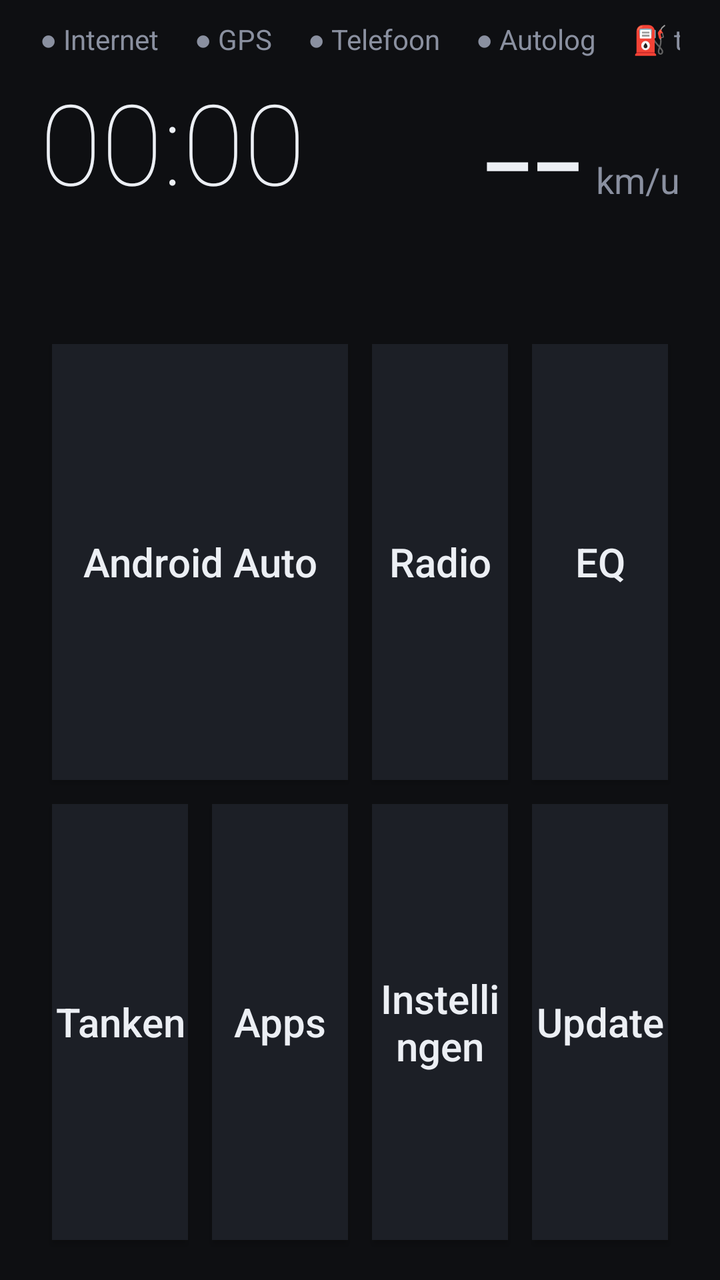
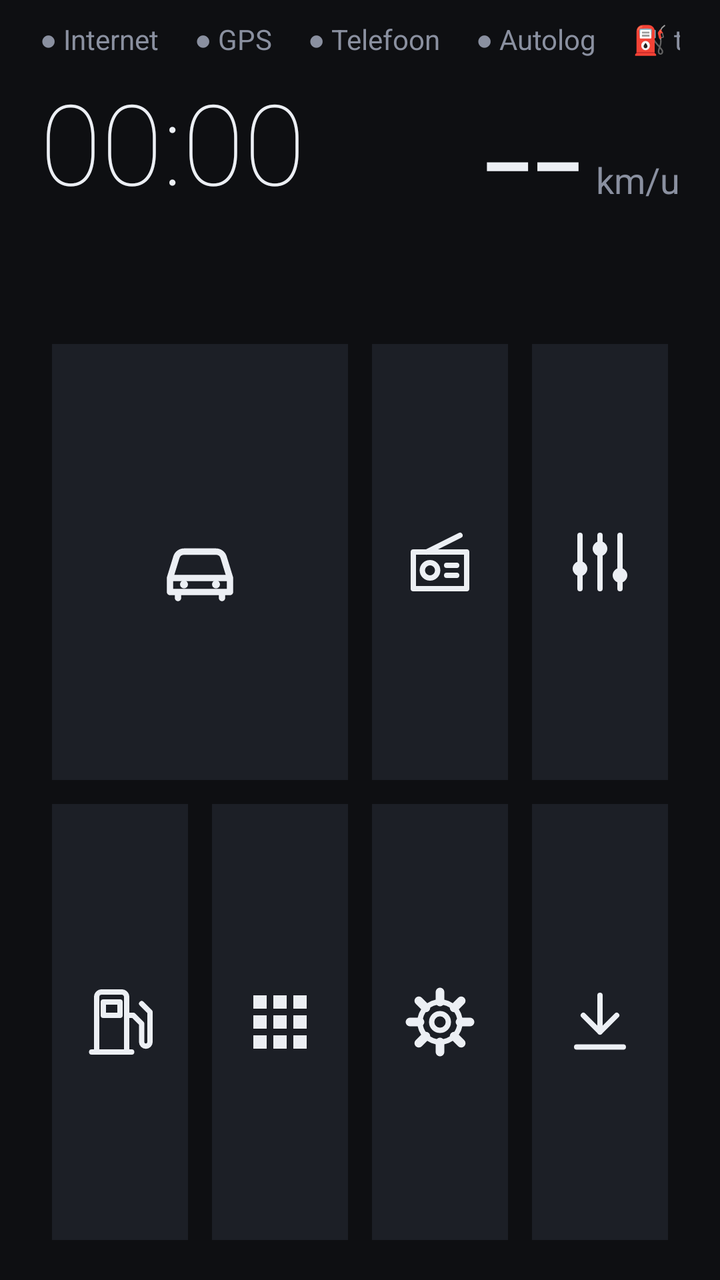

Before-and-after screenshots of an Android layout around one commit, followed by the original layout XML and the change that was made.
<!-- AndroidManifest.xml: application theme Theme.OptimusLauncher -->
<!-- res/layout/activity_main.xml -->
<?xml version="1.0" encoding="utf-8"?>
<LinearLayout xmlns:android="http://schemas.android.com/apk/res/android"
    android:layout_width="match_parent"
    android:layout_height="match_parent"
    android:orientation="vertical"
    android:background="@color/bg"
    android:paddingStart="20dp"
    android:paddingEnd="20dp"
    android:paddingTop="10dp"
    android:paddingBottom="14dp">

    
    <LinearLayout
        android:layout_width="match_parent"
        android:layout_height="wrap_content"
        android:orientation="horizontal"
        android:gravity="center_vertical">

        <TextView android:id="@+id/st_net" style="@style/Status" android:text="● Internet" />
        <TextView android:id="@+id/st_gps" style="@style/Status" android:text="● GPS" />
        <TextView android:id="@+id/st_phone" style="@style/Status" android:text="● Telefoon" />
        <TextView android:id="@+id/st_log" style="@style/Status" android:text="● Autolog" />

        <View android:layout_width="0dp" android:layout_height="1dp" android:layout_weight="1" />

        <TextView android:id="@+id/st_tank" style="@style/Status" android:text="⛽ tank ?" />
    </LinearLayout>

    
    <LinearLayout
        android:layout_width="match_parent"
        android:layout_height="wrap_content"
        android:orientation="horizontal"
        android:gravity="bottom">

        <LinearLayout
            android:layout_width="0dp"
            android:layout_height="wrap_content"
            android:layout_weight="1"
            android:orientation="vertical">

            <TextView
                android:id="@+id/clock"
                android:layout_width="wrap_content"
                android:layout_height="wrap_content"
                android:text="00:00"
                android:textColor="@color/fg"
                android:textSize="56sp"
                android:fontFamily="sans-serif-thin" />

            <TextView
                android:id="@+id/date"
                android:layout_width="wrap_content"
                android:layout_height="wrap_content"
                android:textColor="@color/fg_dim"
                android:textSize="18sp" />
        </LinearLayout>

        <LinearLayout
            android:layout_width="wrap_content"
            android:layout_height="wrap_content"
            android:orientation="horizontal"
            android:gravity="bottom">

            <TextView
                android:id="@+id/speed"
                android:layout_width="wrap_content"
                android:layout_height="wrap_content"
                android:text="--"
                android:textColor="@color/fg"
                android:textSize="88sp"
                android:fontFamily="sans-serif-light"
                android:includeFontPadding="false" />

            <TextView
                android:layout_width="wrap_content"
                android:layout_height="wrap_content"
                android:layout_marginStart="6dp"
                android:layout_marginBottom="14dp"
                android:text="km/u"
                android:textColor="@color/fg_dim"
                android:textSize="18sp" />
        </LinearLayout>
    </LinearLayout>

    
    <TextView
        android:id="@+id/trip"
        android:layout_width="match_parent"
        android:layout_height="wrap_content"
        android:layout_marginTop="4dp"
        android:layout_marginBottom="8dp"
        android:textColor="@color/fg_dim"
        android:textSize="16sp"
        android:singleLine="true"
        android:ellipsize="end" />

    
    <Button
        android:id="@+id/btn_offline"
        style="@style/Tile"
        android:layout_width="match_parent"
        android:layout_height="64dp"
        android:visibility="gone"
        android:text="Offline navigeren (Organic Maps)" />

    
    <GridLayout
        android:layout_width="match_parent"
        android:layout_height="0dp"
        android:layout_weight="1"
        android:columnCount="4"
        android:rowCount="2"
        android:alignmentMode="alignBounds"
        android:useDefaultMargins="false">

        <Button android:id="@+id/btn_aa" style="@style/Tile" android:layout_columnSpan="2" android:text="@string/aa" />
        <Button android:id="@+id/btn_radio" style="@style/Tile" android:text="@string/radio" />
        <Button android:id="@+id/btn_eq" style="@style/Tile" android:text="@string/eq" />
        <Button android:id="@+id/btn_fuel" style="@style/Tile" android:text="@string/fuel" />
        <Button android:id="@+id/btn_apps" style="@style/Tile" android:text="@string/apps" />
        <Button android:id="@+id/btn_settings" style="@style/Tile" android:text="@string/settings" />
        <Button android:id="@+id/btn_update" style="@style/Tile" android:text="@string/update" />

    </GridLayout>

</LinearLayout>
<!-- resources referenced by this layout -->
<resources>
  <style name="Tile">
          <item name="android:layout_width">0dp</item>
          <item name="android:layout_height">0dp</item>
          <item name="android:layout_columnWeight">1</item>
          <item name="android:layout_rowWeight">1</item>
          <item name="android:layout_margin">6dp</item>
          <item name="android:background">@color/tile</item>
          <item name="android:textColor">@color/fg</item>
          <item name="android:textSize">20sp</item>
          <item name="android:textAllCaps">false</item>
      </style>
  <!-- unchanged entries left out for length: 13 -->
</resources>

<!-- the commit's change to res/layout/activity_main.xml (unified diff, before → after) -->
@@ -96,13 +96,14 @@
         android:ellipsize="end" />
 
     
-    <Button
+    <ImageButton
         android:id="@+id/btn_offline"
         style="@style/Tile"
         android:layout_width="match_parent"
         android:layout_height="64dp"
         android:visibility="gone"
-        android:text="Offline navigeren (Organic Maps)" />
+        android:src="@drawable/ic_nav"
+        android:contentDescription="Offline navigeren" />
 
     
     <GridLayout
@@ -114,13 +115,13 @@
         android:alignmentMode="alignBounds"
         android:useDefaultMargins="false">
 
-        <Button android:id="@+id/btn_aa" style="@style/Tile" android:layout_columnSpan="2" android:text="@string/aa" />
-        <Button android:id="@+id/btn_radio" style="@style/Tile" android:text="@string/radio" />
-        <Button android:id="@+id/btn_eq" style="@style/Tile" android:text="@string/eq" />
-        <Button android:id="@+id/btn_fuel" style="@style/Tile" android:text="@string/fuel" />
-        <Button android:id="@+id/btn_apps" style="@style/Tile" android:text="@string/apps" />
-        <Button android:id="@+id/btn_settings" style="@style/Tile" android:text="@string/settings" />
-        <Button android:id="@+id/btn_update" style="@style/Tile" android:text="@string/update" />
+        <ImageButton android:id="@+id/btn_aa" style="@style/Tile" android:layout_columnSpan="2" android:src="@drawable/ic_aa" android:contentDescription="@string/aa" />
+        <ImageButton android:id="@+id/btn_radio" style="@style/Tile" android:src="@drawable/ic_radio" android:contentDescription="@string/radio" />
+        <ImageButton android:id="@+id/btn_eq" style="@style/Tile" android:src="@drawable/ic_eq" android:contentDescription="@string/eq" />
+        <ImageButton android:id="@+id/btn_fuel" style="@style/Tile" android:src="@drawable/ic_fuel" android:contentDescription="@string/fuel" />
+        <ImageButton android:id="@+id/btn_apps" style="@style/Tile" android:src="@drawable/ic_apps" android:contentDescription="@string/apps" />
+        <ImageButton android:id="@+id/btn_settings" style="@style/Tile" android:src="@drawable/ic_settings" android:contentDescription="@string/settings" />
+        <ImageButton android:id="@+id/btn_update" style="@style/Tile" android:src="@drawable/ic_update" android:contentDescription="@string/update" />
 
     </GridLayout>
 
<!-- resource entries referenced after the edit -->
@@ -1,5 +1,58 @@
 <!-- resources referenced by this layout -->
 <resources>
+  <!-- drawable ic_aa (drawable) -->
+  <?xml version="1.0" encoding="utf-8"?>
+  <vector xmlns:android="http://schemas.android.com/apk/res/android"
+      android:width="48dp" android:height="48dp" android:viewportWidth="24" android:viewportHeight="24">
+      <path android:strokeColor="#ECEFF4" android:strokeWidth="1.6" android:strokeLineCap="round" android:strokeLineJoin="round" android:fillColor="#00000000" android:pathData="M4.5,16l1.6,-5.2A2,2 0 0 1 8,9.4h8a2,2 0 0 1 1.9,1.4l1.6,5.2v3.5h-15z M6.5,19.5v1.5 M17.5,19.5v1.5 M4.5,16h15" />
+      <path android:fillColor="#ECEFF4" android:pathData="M7,17.6a1,1 0 1 0 2,0a1,1 0 1 0 -2,0zM15,17.6a1,1 0 1 0 2,0a1,1 0 1 0 -2,0z" />
+  </vector>
+  <!-- drawable ic_apps (drawable) -->
+  <?xml version="1.0" encoding="utf-8"?>
+  <vector xmlns:android="http://schemas.android.com/apk/res/android"
+      android:width="48dp" android:height="48dp" android:viewportWidth="24" android:viewportHeight="24">
+      <path android:fillColor="#ECEFF4" android:pathData="M4,4h4v4h-4z M10,4h4v4h-4z M16,4h4v4h-4z M4,10h4v4h-4z M10,10h4v4h-4z M16,10h4v4h-4z M4,16h4v4h-4z M10,16h4v4h-4z M16,16h4v4h-4z" />
+  </vector>
+  <!-- drawable ic_eq (drawable) -->
+  <?xml version="1.0" encoding="utf-8"?>
+  <vector xmlns:android="http://schemas.android.com/apk/res/android"
+      android:width="48dp" android:height="48dp" android:viewportWidth="24" android:viewportHeight="24">
+      <path android:strokeColor="#ECEFF4" android:strokeWidth="1.6" android:strokeLineCap="round" android:strokeLineJoin="round" android:fillColor="#00000000" android:pathData="M6,4v16 M12,4v16 M18,4v16" />
+      <path android:fillColor="#ECEFF4" android:pathData="M3.8,14a2.2,2.2 0 1 0 4.4,0a2.2,2.2 0 1 0 -4.4,0zM9.8,8a2.2,2.2 0 1 0 4.4,0a2.2,2.2 0 1 0 -4.4,0zM15.8,16a2.2,2.2 0 1 0 4.4,0a2.2,2.2 0 1 0 -4.4,0z" />
+  </vector>
+  <!-- drawable ic_fuel (drawable) -->
+  <?xml version="1.0" encoding="utf-8"?>
+  <vector xmlns:android="http://schemas.android.com/apk/res/android"
+      android:width="48dp" android:height="48dp" android:viewportWidth="24" android:viewportHeight="24">
+      <path android:strokeColor="#ECEFF4" android:strokeWidth="1.6" android:strokeLineCap="round" android:strokeLineJoin="round" android:fillColor="#00000000" android:pathData="M5,21V4.5A1.5,1.5 0 0 1 6.5,3h6A1.5,1.5 0 0 1 14,4.5V21 M3.5,21h12 M7,6h5v4h-5z M14,10h2l2.5,2.5V18a1.25,1.25 0 0 0 2.5,0V9l-2.5,-2.5" />
+  </vector>
+  <!-- drawable ic_nav (drawable) -->
+  <?xml version="1.0" encoding="utf-8"?>
+  <vector xmlns:android="http://schemas.android.com/apk/res/android"
+      android:width="48dp" android:height="48dp" android:viewportWidth="24" android:viewportHeight="24">
+      <path android:fillColor="#ECEFF4" android:fillType="evenOdd" android:pathData="M12,2a6.5,6.5 0 0 0 -6.5,6.5c0,4.9 6.5,13 6.5,13s6.5,-8.1 6.5,-13A6.5,6.5 0 0 0 12,2zM9.6,8.5a2.4,2.4 0 1 0 4.8,0a2.4,2.4 0 1 0 -4.8,0z" />
+  </vector>
+  <!-- drawable ic_radio (drawable) -->
+  <?xml version="1.0" encoding="utf-8"?>
+  <vector xmlns:android="http://schemas.android.com/apk/res/android"
+      android:width="48dp" android:height="48dp" android:viewportWidth="24" android:viewportHeight="24">
+      <path android:strokeColor="#ECEFF4" android:strokeWidth="1.6" android:strokeLineCap="round" android:strokeLineJoin="round" android:fillColor="#00000000" android:pathData="M4,9h16v11h-16z M8,9l10,-5 M14,13h3 M14,16h3" />
+      <path android:strokeColor="#ECEFF4" android:strokeWidth="1.6" android:strokeLineCap="round" android:strokeLineJoin="round" android:fillColor="#00000000" android:pathData="M6.7,14.5a2.3,2.3 0 1 0 4.6,0a2.3,2.3 0 1 0 -4.6,0z" />
+  </vector>
+  <!-- drawable ic_settings (drawable) -->
+  <?xml version="1.0" encoding="utf-8"?>
+  <vector xmlns:android="http://schemas.android.com/apk/res/android"
+      android:width="48dp" android:height="48dp" android:viewportWidth="24" android:viewportHeight="24">
+      <path android:strokeColor="#ECEFF4" android:strokeWidth="1.6" android:strokeLineCap="round" android:strokeLineJoin="round" android:fillColor="#00000000" android:pathData="M6,12a6,6 0 1 0 12,0a6,6 0 1 0 -12,0z" />
+      <path android:strokeColor="#ECEFF4" android:strokeWidth="1.6" android:strokeLineCap="round" android:strokeLineJoin="round" android:fillColor="#00000000" android:pathData="M9.5,12a2.5,2.5 0 1 0 5.0,0a2.5,2.5 0 1 0 -5.0,0z" />
+      <path android:strokeColor="#ECEFF4" android:strokeWidth="2.6" android:strokeLineCap="round" android:strokeLineJoin="round" android:fillColor="#00000000" android:pathData="M18.00,12.00L21.00,12.00 M16.24,16.24L18.36,18.36 M12.00,18.00L12.00,21.00 M7.76,16.24L5.64,18.36 M6.00,12.00L3.00,12.00 M7.76,7.76L5.64,5.64 M12.00,6.00L12.00,3.00 M16.24,7.76L18.36,5.64" />
+  </vector>
+  <!-- drawable ic_update (drawable) -->
+  <?xml version="1.0" encoding="utf-8"?>
+  <vector xmlns:android="http://schemas.android.com/apk/res/android"
+      android:width="48dp" android:height="48dp" android:viewportWidth="24" android:viewportHeight="24">
+      <path android:strokeColor="#ECEFF4" android:strokeWidth="1.6" android:strokeLineCap="round" android:strokeLineJoin="round" android:fillColor="#00000000" android:pathData="M12,4v11 M7,10l5,5l5,-5 M5,19.5h14" />
+  </vector>
   <style name="Tile">
           <item name="android:layout_width">0dp</item>
           <item name="android:layout_height">0dp</item>
@@ -9,6 +62,8 @@
           <item name="android:background">@color/tile</item>
           <item name="android:textColor">@color/fg</item>
           <item name="android:textSize">20sp</item>
+          <item name="android:scaleType">centerInside</item>
+          <item name="android:padding">14dp</item>
           <item name="android:textAllCaps">false</item>
       </style>
   <!-- unchanged entries left out for length: 13 -->
